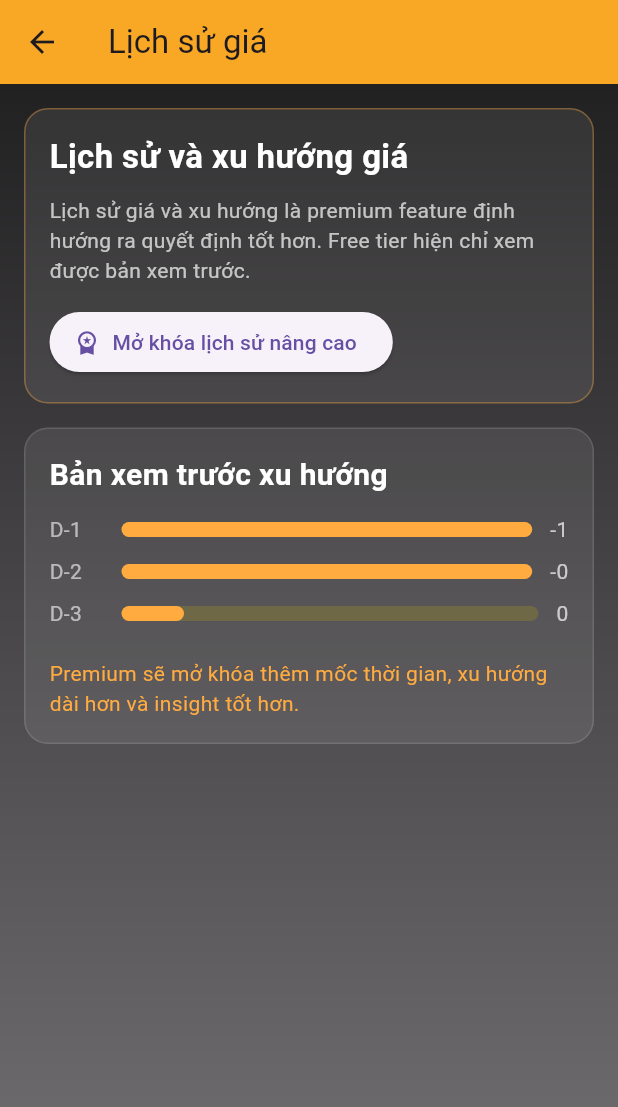
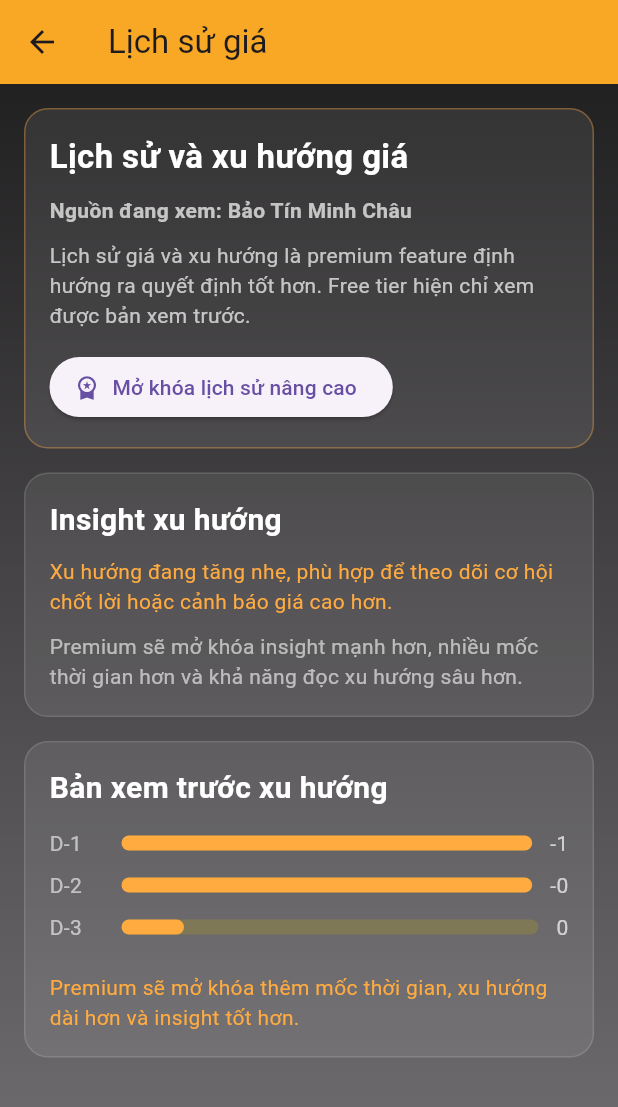
Before and after one commit to PhongPhan98/gold_price_app, a Flutter app: the screen it shows after launch, after a tap on "Xem lịch sử giá", on a phone screen of 412 x 824 dp. Shown: the top 1107 px of the screen. Run offline on Flutter 3.47's test engine with Material 3 defaults, Android fonts, the phone set to English and light mode, and no system bars; our stand-ins replace shared_preferences; network calls fail.

Commit message:
Enhance history feature with premium trend insights

```diff
--- a/lib/features/history/presentation/history_screen.dart
+++ b/lib/features/history/presentation/history_screen.dart
@@ -6,6 +6,7 @@ import '../../premium/presentation/premium_paywall_screen.dart';
 import '../../premium/services/premium_state_controller.dart';
 import '../models/price_history_point.dart';
 import '../utils/history_sample_generator.dart';
+import '../utils/history_trend_utils.dart';
 
 class HistoryScreen extends StatefulWidget {
   const HistoryScreen({
@@ -52,6 +53,7 @@ class _HistoryScreenState extends State<HistoryScreen> {
   @override
   Widget build(BuildContext context) {
     final firstSummary = widget.summaries.isNotEmpty ? widget.summaries.first : null;
+    final providerName = firstSummary?.title ?? 'Nguồn mặc định';
     final baseValue = double.tryParse(
           (firstSummary?.topBuyPrice ?? '0').replaceAll(RegExp(r'[^0-9]'), ''),
         ) ??
@@ -60,6 +62,7 @@ class _HistoryScreenState extends State<HistoryScreen> {
       baseValue: baseValue,
       prefixLabel: 'D',
     );
+    final insight = HistoryTrendUtils.buildTrendInsight(sampleHistory);
 
     return Scaffold(
       appBar: AppBar(
@@ -101,6 +104,14 @@ class _HistoryScreenState extends State<HistoryScreen> {
                   ),
                   const SizedBox(height: 10),
                   Text(
+                    'Nguồn đang xem: $providerName',
+                    style: const TextStyle(
+                      color: Colors.white70,
+                      fontWeight: FontWeight.bold,
+                    ),
+                  ),
+                  const SizedBox(height: 10),
+                  Text(
                     _premiumStatus.isPremium
                         ? 'Bạn đang mở khóa nền tảng lịch sử giá. Đây sẽ là một trong những premium feature mạnh nhất để giữ chân người dùng.'
                         : 'Lịch sử giá và xu hướng là premium feature định hướng ra quyết định tốt hơn. Free tier hiện chỉ xem được bản xem trước.',
@@ -120,6 +131,45 @@ class _HistoryScreenState extends State<HistoryScreen> {
                           : 'Mở khóa lịch sử nâng cao',
                     ),
                   ),
+                ],
+              ),
+            ),
+            const SizedBox(height: 16),
+            Container(
+              padding: const EdgeInsets.all(16),
+              decoration: BoxDecoration(
+                color: Colors.white.withValues(alpha: 0.08),
+                borderRadius: BorderRadius.circular(16),
+                border: Border.all(color: Colors.white12),
+              ),
+              child: Column(
+                crossAxisAlignment: CrossAxisAlignment.start,
+                children: [
+                  const Text(
+                    'Insight xu hướng',
+                    style: TextStyle(
+                      color: Colors.white,
+                      fontSize: 20,
+                      fontWeight: FontWeight.bold,
+                    ),
+                  ),
+                  const SizedBox(height: 10),
+                  Text(
+                    insight,
+                    style: TextStyle(
+                      color: _premiumStatus.isPremium
+                          ? Colors.greenAccent
+                          : Colors.orangeAccent,
+                      height: 1.4,
+                    ),
+                  ),
+                  if (!_premiumStatus.isPremium) ...[
+                    const SizedBox(height: 10),
+                    const Text(
+                      'Premium sẽ mở khóa insight mạnh hơn, nhiều mốc thời gian hơn và khả năng đọc xu hướng sâu hơn.',
+                      style: TextStyle(color: Colors.white60, height: 1.4),
+                    ),
+                  ],
                 ],
               ),
             ),
--- /dev/null
+++ b/lib/features/history/utils/history_trend_utils.dart
@@ -0,0 +1,21 @@
+import '../models/price_history_point.dart';
+
+class HistoryTrendUtils {
+  static String buildTrendInsight(List<PriceHistoryPoint> points) {
+    if (points.length < 2) {
+      return 'Chưa đủ dữ liệu để phân tích xu hướng.';
+    }
+
+    final first = points.first.value;
+    final last = points.last.value;
+    final delta = last - first;
+
+    if (delta > 0) {
+      return 'Xu hướng đang tăng nhẹ, phù hợp để theo dõi cơ hội chốt lời hoặc cảnh báo giá cao hơn.';
+    }
+    if (delta < 0) {
+      return 'Xu hướng đang giảm, phù hợp để theo dõi cơ hội mua vào tốt hơn.';
+    }
+    return 'Xu hướng đang đi ngang, cần thêm dữ liệu để kết luận rõ hơn.';
+  }
+}
```
Also changed, not shown: 1 other file.
